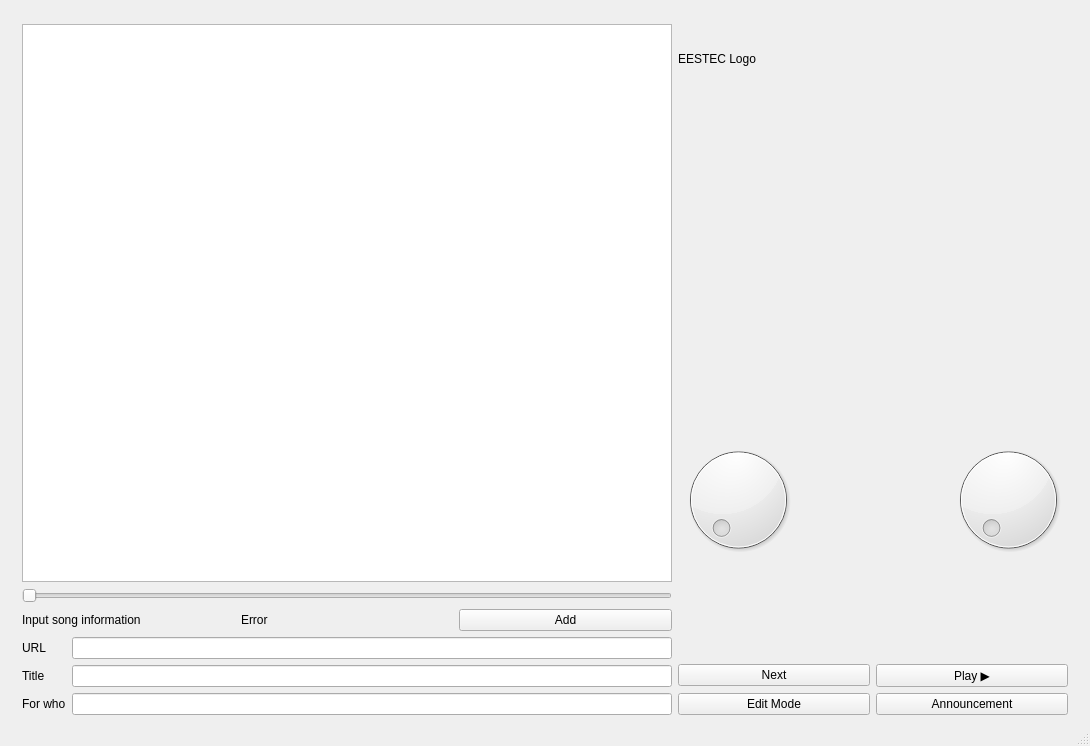
Old version of the form control_panel.ui in the repository ArturKanAmTastatur/EESTEC-Karaoke.
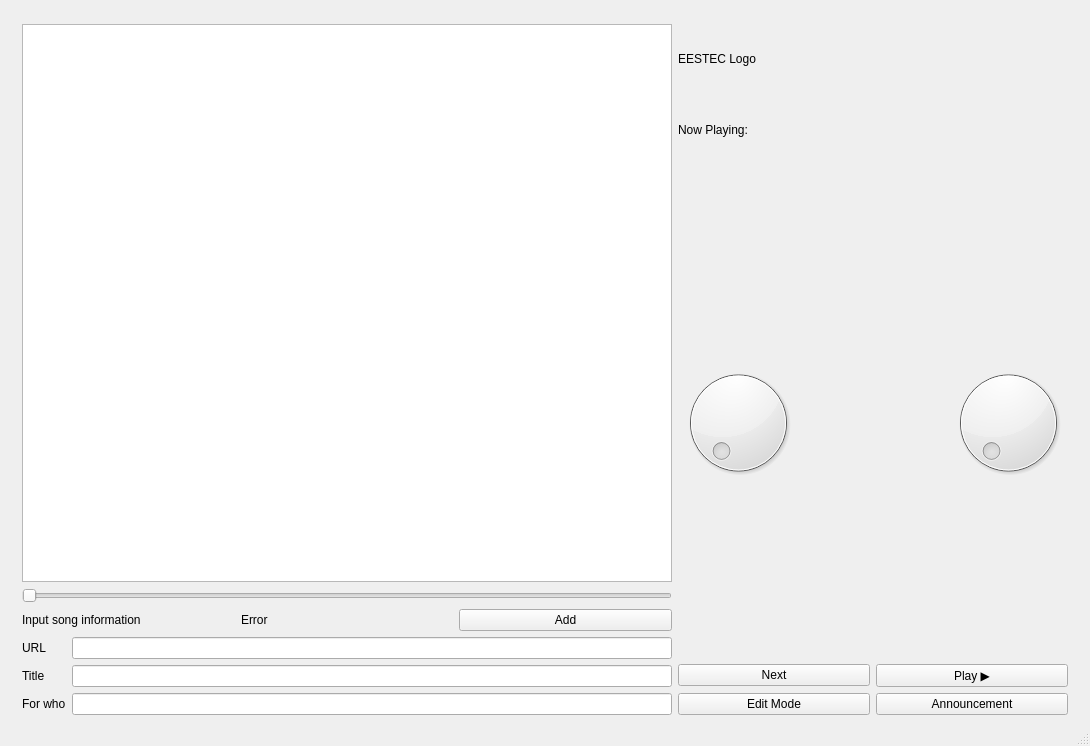
New version of the form. Custom widgets are drawn as their Qt base class.

Commit message: edit mode, basic functions of control panel complete

Diff of the .ui file:
```diff
--- a/control_panel.ui
+++ b/control_panel.ui
@@ -164,17 +164,24 @@
          </widget>
         </item>
         <item>
-         <widget class="QYouTubePlayer" name="displayWidget" native="true">
-          <property name="minimumSize">
+         <widget class="QLabel" name="label_2">
+          <property name="maximumSize">
            <size>
-            <width>390</width>
-            <height>220</height>
+            <width>16777215</width>
+            <height>30</height>
            </size>
           </property>
+          <property name="text">
+           <string>Now Playing:</string>
+          </property>
+         </widget>
+        </item>
+        <item>
+         <widget class="QLabel" name="currentSongLabel">
           <property name="maximumSize">
            <size>
-            <width>390</width>
-            <height>220</height>
+            <width>16777215</width>
+            <height>30</height>
            </size>
           </property>
          </widget>
@@ -195,6 +202,9 @@
               <height>0</height>
              </size>
             </property>
+            <property name="maximum">
+             <number>100</number>
+            </property>
            </widget>
           </item>
           <item>
@@ -302,14 +312,6 @@
   </widget>
   <widget class="QStatusBar" name="statusbar"/>
  </widget>
- <customwidgets>
-  <customwidget>
-   <class>QYouTubePlayer</class>
-   <extends>QWidget</extends>
-   <header>QYouTubePlayer</header>
-   <container>1</container>
-  </customwidget>
- </customwidgets>
  <resources/>
  <connections/>
 </ui>
```
Left out of the diff: 5 changed lines with no effect on the pictures. The commit also changes 8 other files.
